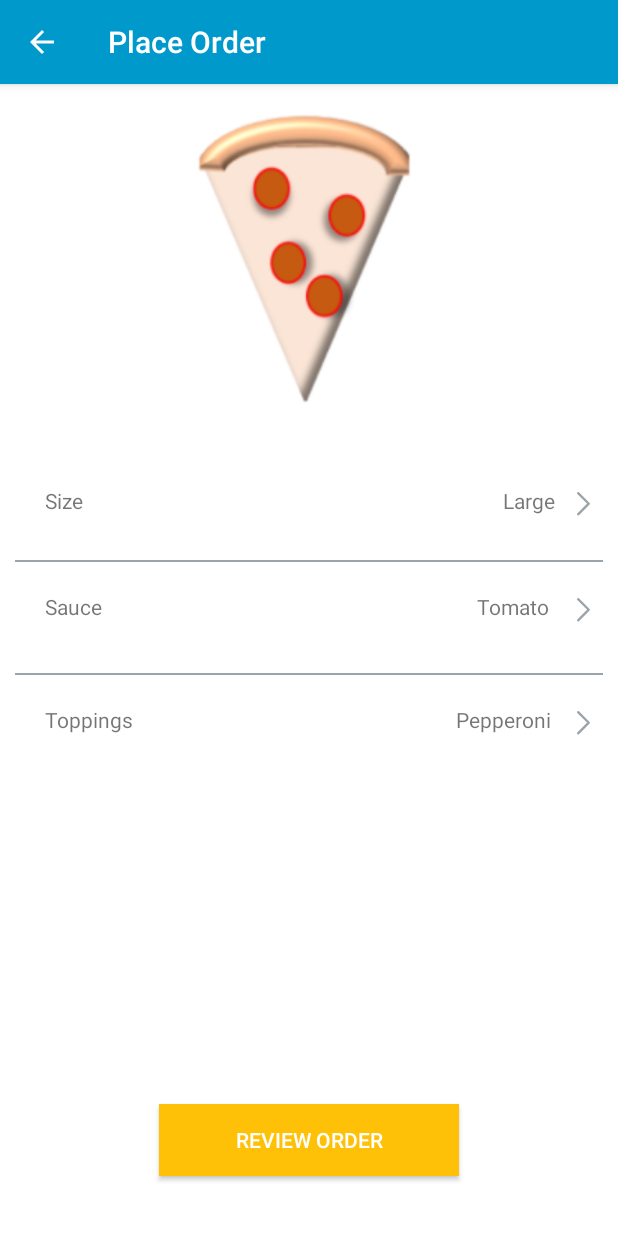
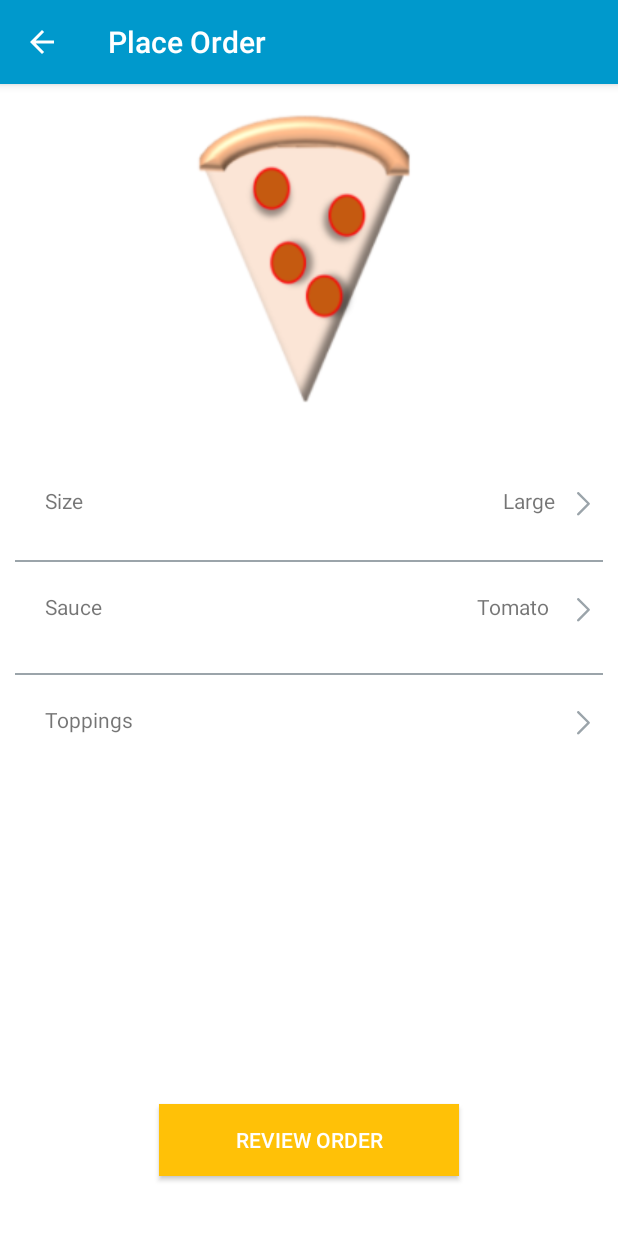
Before and after one commit to kkhevna/NYC-Pizza, an Android app: the PlaceOrderActivity screen opened directly, with no data from a screen before it, on a phone screen of 412 x 824 dp. Run offline under Robolectric (Android 15) with nearby library versions, the phone set to English and light mode, and no system bars; our stand-ins replace ButterKnife.

```diff
--- a/app/src/main/java/com/khevna/kpizza/PlaceOrderActivity.java
+++ b/app/src/main/java/com/khevna/kpizza/PlaceOrderActivity.java
@@ -4,6 +4,7 @@ import android.content.Intent;
 import android.os.Bundle;
 import android.support.annotation.Nullable;
 import android.support.v7.app.AppCompatActivity;
+import android.text.TextUtils;
 import android.view.MenuItem;
 import android.view.View;
 import android.widget.Button;
@@ -58,7 +59,12 @@ public class PlaceOrderActivity extends AppCompatActivity {
                 startActivityForResult(new Intent(PlaceOrderActivity.this, ToppingsListActivity.class), 0);
             }
         });
-        toppingsLayout.setContentDescription("Toppings " + toppingsValueTextView.getText() + "selected");
+        if (TextUtils.isEmpty(toppingsValueTextView.getText())) {
+            toppingsLayout.setContentDescription("No Toppings selected");
+
+        } else {
+            toppingsLayout.setContentDescription("Toppings " + toppingsValueTextView.getText() + " is selected");
+        }
         AccessibilityUtils.configureViewAccessibility(toppingsLayout)
                 .setCustomAction(R.string.talkback_custom_action_add_or_change_toppings)
                 .apply();
@@ -68,11 +74,11 @@ public class PlaceOrderActivity extends AppCompatActivity {
                 startActivityForResult(new Intent(PlaceOrderActivity.this, SizeListActivity.class), 0);
             }
         });
-        sizeLayout.setContentDescription("Pizza Size  " + sizeValueTextView.getText() + "selected");
+        sizeLayout.setContentDescription("Pizza Size  " + sizeValueTextView.getText() + " is selected");
         AccessibilityUtils.configureViewAccessibility(sizeLayout)
                 .setCustomAction(R.string.talkback_custom_action_change_size)
                 .apply();
-        sauceLayout.setContentDescription("Pizza Sauce  " + sauceValueTextView.getText() + "selected");
+        sauceLayout.setContentDescription("Pizza Sauce  " + sauceValueTextView.getText() + " is selected");
         sauceLayout.setOnClickListener(new View.OnClickListener() {
             @Override
             public void onClick(View v) {
--- a/app/src/main/res/layout/customize_main_screen.xml
+++ b/app/src/main/res/layout/customize_main_screen.xml
@@ -127,7 +127,7 @@
             android:layout_marginLeft="100dp"
             android:layout_marginRight="45dp"
             android:gravity="right"
-            android:text="Pepperoni"/>
+            android:text=""/>
 
         <ImageView
             android:id="@+id/toppingsChevron"
--- a/app/src/main/res/values/strings.xml
+++ b/app/src/main/res/values/strings.xml
@@ -13,4 +13,6 @@
     <string name="talkback_custom_action_exit_and_place_order">exit and place order</string>
     <string name="talkback_custom_action_select">select</string>
     <string name="talkback_custom_action_unselect">un select</string>
+    <string name="talkback_custom_topping_selected">%s selected</string>
+    <string name="talkback_custom_topping_unselected">%s unselected</string>
 </resources>
```
Also changed, not shown: app/src/main/java/com/khevna/kpizza/ToppingsArrayAdapter.java (+9 -0 lines).
